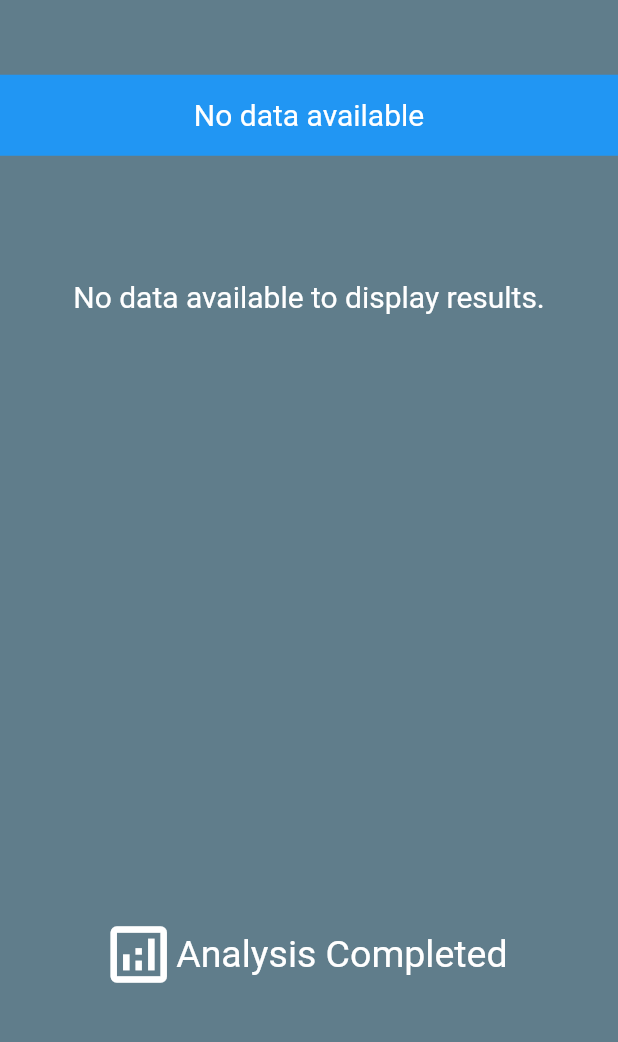
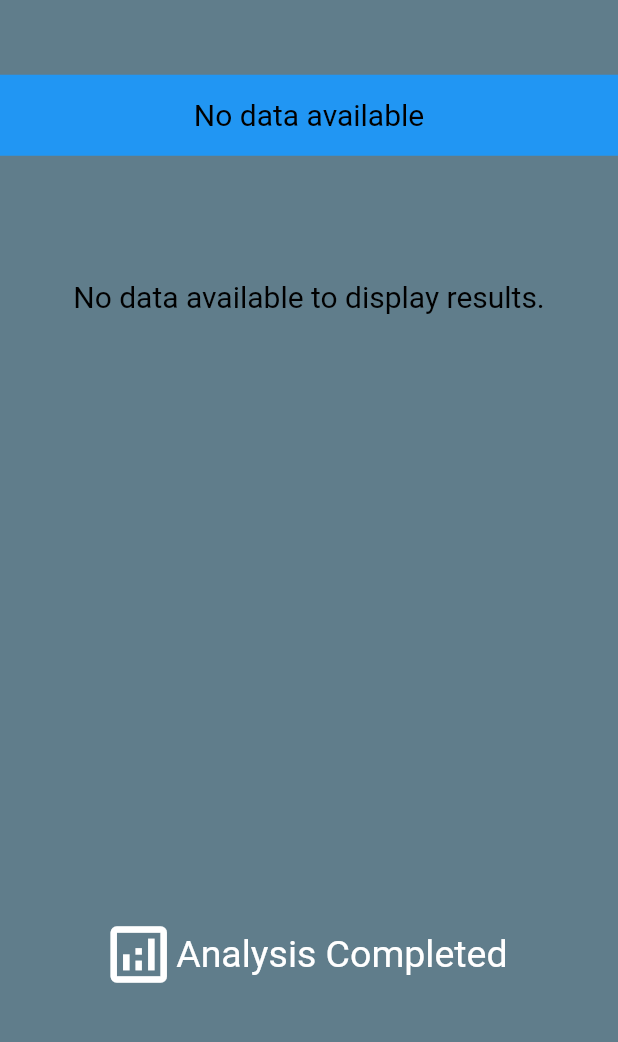
Before and after one commit to Jairaghav123/my_code, a Flutter app: the ResultScreen screen opened by its route, on a phone screen of 412 x 824 dp, the part 171-1213 px from its top. Run offline on Flutter 3.47's test engine with Material 2 defaults, Android fonts, the light colour scheme and no system bars; our stand-ins replace flutter_keyboard_visibility, shared_preferences, syncfusion_flutter_sliders; accounts and stored records are empty.

Commit message:
font color change

```diff
--- a/lib/Data/variables/variables.dart
+++ b/lib/Data/variables/variables.dart
@@ -1,7 +1,7 @@
 
 import 'package:flutter/material.dart';
 
-  TextEditingController agentNameController=TextEditingController();
+TextEditingController agentNameController=TextEditingController();
 final  TextEditingController agentAddressController=TextEditingController();
 final  TextEditingController lorryNumberController=TextEditingController();
 final  TextEditingController noofBagsController=TextEditingController();
@@ -33,7 +33,7 @@ TextStyle  textStyleForAllText ()
 {
 
   return
-    const TextStyle(fontSize: 20,color:Colors.white);
+    const TextStyle(fontSize: 20,color:Colors.black);
 
 }
 
```
